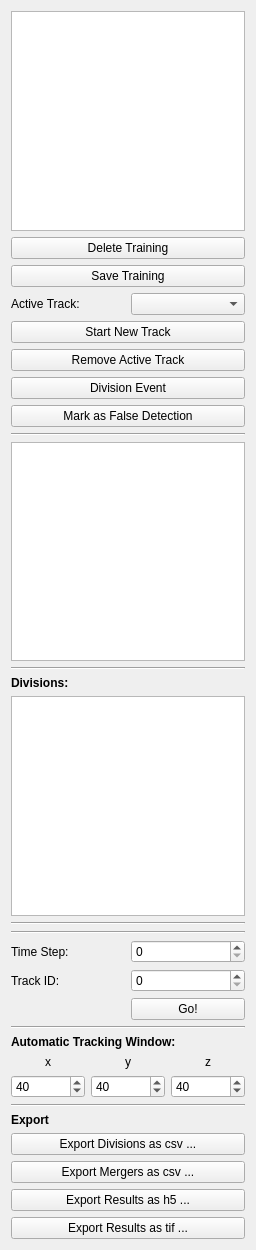
ilastik/ilastik, file ilastik/applets/tracking/annotations/drawer.ui: the form before one commit.
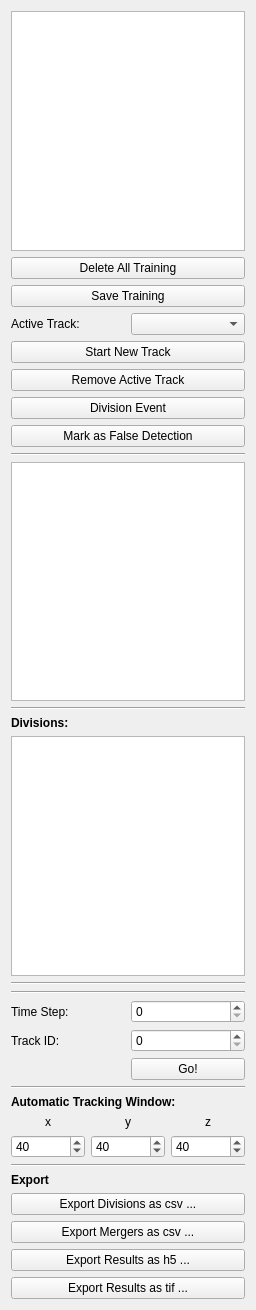
The form after the commit. Custom widgets are drawn as their Qt base class.

Commit message: confirmation for deleting all training

Patch:
```diff
--- a/ilastik/applets/tracking/annotations/drawer.ui
+++ b/ilastik/applets/tracking/annotations/drawer.ui
@@ -7,7 +7,7 @@
     <x>0</x>
     <y>0</y>
     <width>256</width>
-    <height>1250</height>
+    <height>1310</height>
    </rect>
   </property>
   <property name="sizePolicy">
@@ -373,7 +373,7 @@
    <item row="2" column="0">
     <widget class="QPushButton" name="initializeAnnotations">
      <property name="text">
-      <string>Delete Training</string>
+      <string>Delete All Training</string>
      </property>
     </widget>
    </item>
```
The commit also changes 1 other file.
